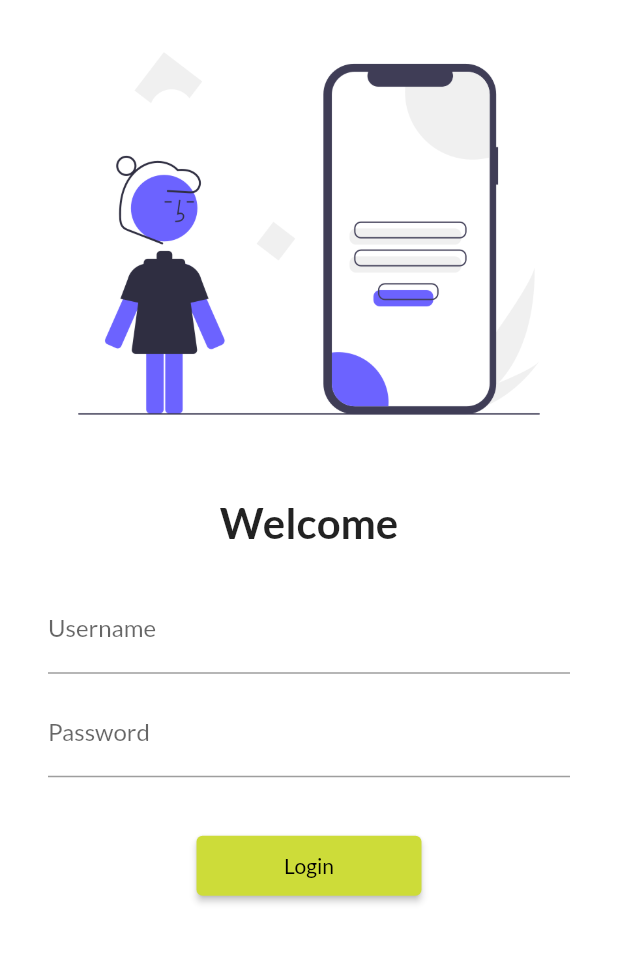
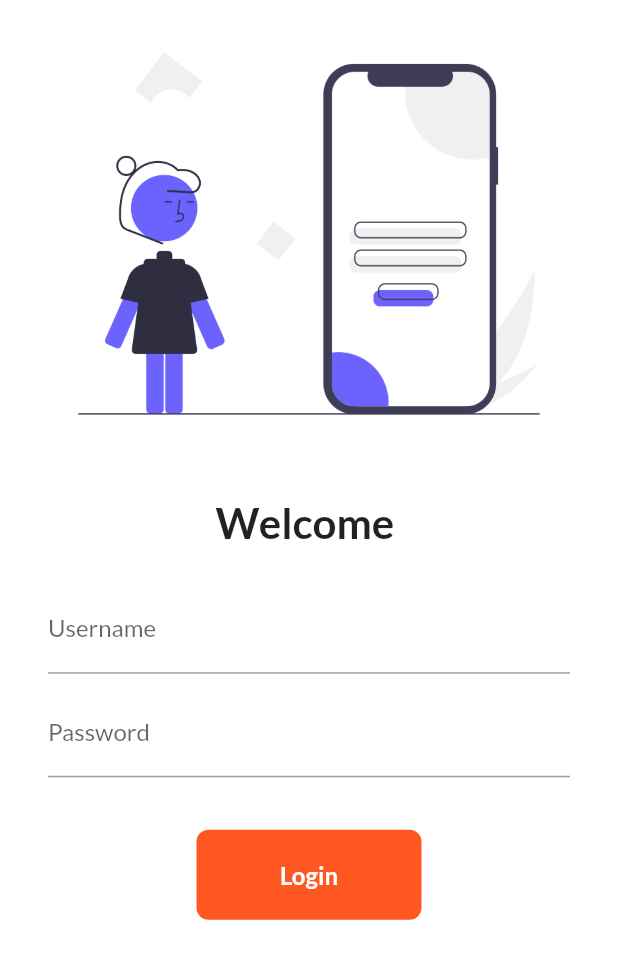
Before and after one commit to amanat-2003/my_app, a Flutter app: the screen it shows after launch, on a phone screen of 412 x 824 dp. Shown: the top 959 px of the screen. Run offline on Flutter 3.47's test engine with Material 2 defaults, Android fonts, the phone set to English and light mode, and no system bars; our stand-ins replace google_fonts.

Commit message:
day6 completed

```diff
--- a/lib/pages/login_page.dart
+++ b/lib/pages/login_page.dart
@@ -3,8 +3,16 @@
 import 'package:flutter/material.dart';
 import 'package:my_app/utils/routes.dart';
 
-class LoginPage extends StatelessWidget {
+class LoginPage extends StatefulWidget {
   const LoginPage({Key? key}) : super(key: key);
+
+  @override
+  State<LoginPage> createState() => _LoginPageState();
+}
+
+class _LoginPageState extends State<LoginPage> {
+  String name = "";
+  bool changeButton = false;
 
   @override
   Widget build(BuildContext context) {
@@ -21,7 +29,7 @@ class LoginPage extends StatelessWidget {
                 height: 20,
               ),
               Text(
-                "Welcome",
+                "Welcome $name",
                 style: TextStyle(
                   fontSize: 28,
                   fontWeight: FontWeight.bold,
@@ -41,6 +49,14 @@ class LoginPage extends StatelessWidget {
                           hintText: "Enter Username",
                           labelText: "Username",
                         ),
+                        onChanged: (value) {
+                          name = value;
+                          setState(() {});
+                        },
+                        onTap: () {
+                          name = "😎";
+                          setState(() {});
+                        },
                       ),
                     ),
                     Container(
@@ -51,18 +67,64 @@ class LoginPage extends StatelessWidget {
                           hintText: "Enter Password",
                           labelText: "Password",
                         ),
+                        obscuringCharacter: "•",
                       ),
                     ),
                     SizedBox(
                       height: 30,
                     ),
-                    ElevatedButton(
-                      onPressed: () {
+
+                    InkWell(
+                      // splashColor: Colors.amber,
+                      // hoverColor: Colors.pink,
+                      onTap: () async {
+                        setState(() {
+                          // if (changeButton == false) {
+                            changeButton = true;
+                          // } else {
+                          //   changeButton = false;
+                          // }
+                        });
+                        await Future.delayed(Duration(milliseconds: 200));
                         Navigator.pushNamed(context, MyRoutes.homeRoute);
                       },
-                      style: TextButton.styleFrom(minimumSize: Size(150, 40)),
-                      child: Text("Login"),
+                      child: AnimatedContainer(
+                        duration: Duration(milliseconds: 100),
+                        width: changeButton ? 60 : 150,
+                        height: 60,
+                        alignment: Alignment.center,
+                        // ignore: sort_child_properties_last
+                        child: changeButton
+                            ? Icon(
+                                Icons.done_rounded,
+                                color: Colors.white,
+                              )
+                            : Text(
+                                "Login",
+                                style: TextStyle(
+                                    color: Colors.white,
+                                    fontWeight: FontWeight.bold,
+                                    fontSize: 16),
+                              ),
+                        decoration: BoxDecoration(
+                          color: Colors.deepOrange,
+                          // shape: changeButton? BoxShape.circle : BoxShape.rectangle,
+                          borderRadius:
+                              BorderRadius.circular(changeButton ? 30 : 8),
+                        ),
+                      ),
                     ),
+                    // ElevatedButton(
+                    //   onPressed: () {
+                    //     Navigator.pushNamed(context, MyRoutes.homeRoute);
+                    //   },
+                    //   onLongPress: () {
+                    //     name = "😎";
+                    //     setState(() {});
+                    //   },
+                    //   style: TextButton.styleFrom(minimumSize: Size(150, 40)),
+                    //   child: Text("Login"),
+                    // ),
                   ],
                 ),
               )
```
